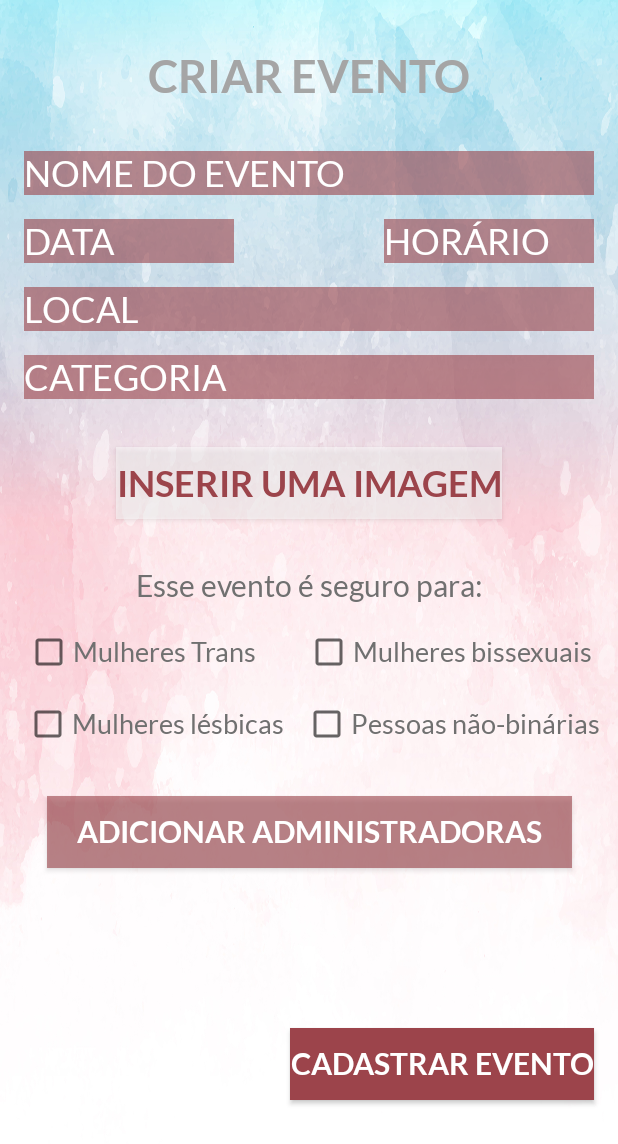
After one commit to AppEsportesDH/ElasNoJogo, an Android app: the layout fragment_criarevento.xml on its own in the app's theme, with its tools: preview values and no code run, on a phone screen of 412 x 824 dp. The commit adds this screen. Shown: the top 1144 px of the screen. Run offline under Robolectric (Android 15) with nearby library versions, the phone set to English and light mode, and no system bars.

Commit message:
Correção do recycler view

```diff
--- /dev/null
+++ b/app/src/main/res/layout/fragment_criarevento.xml
@@ -0,0 +1,254 @@
+<?xml version="1.0" encoding="utf-8"?>
+<androidx.constraintlayout.widget.ConstraintLayout xmlns:android="http://schemas.android.com/apk/res/android"
+    xmlns:app="http://schemas.android.com/apk/res-auto"
+    xmlns:tools="http://schemas.android.com/tools"
+    android:layout_width="match_parent"
+    android:layout_height="match_parent"
+    android:background="@drawable/backgroundwatercolor"
+    tools:context=".HomeActivity">
+
+    <TextView
+        android:id="@+id/criarevento"
+        android:layout_width="wrap_content"
+        android:layout_height="wrap_content"
+        android:layout_marginStart="16dp"
+        android:layout_marginLeft="16dp"
+        android:layout_marginTop="32dp"
+        android:layout_marginEnd="16dp"
+        android:layout_marginRight="16dp"
+        android:layout_marginBottom="32dp"
+        android:fontFamily="@font/lato_bold"
+        android:text="@string/criarevento"
+        android:textColor="@color/colorText"
+        android:textSize="30sp"
+        app:layout_constraintEnd_toEndOf="parent"
+        app:layout_constraintStart_toStartOf="parent"
+        app:layout_constraintTop_toTopOf="parent" />
+
+    <EditText
+        android:id="@+id/edit_text_nomeevento"
+        android:layout_width="380dp"
+        android:layout_height="wrap_content"
+        android:layout_marginStart="16dp"
+        android:layout_marginLeft="16dp"
+        android:layout_marginTop="32dp"
+        android:layout_marginEnd="16dp"
+        android:layout_marginRight="16dp"
+        android:background="@color/container"
+        android:fontFamily="@font/lato"
+        android:text="@string/nome_do_evento"
+        android:textColor="@color/branco"
+        android:textSize="24sp"
+        app:layout_constraintBottom_toTopOf="@+id/editText_data"
+        app:layout_constraintEnd_toEndOf="parent"
+        app:layout_constraintStart_toStartOf="parent"
+        app:layout_constraintTop_toBottomOf="@+id/criarevento" />
+
+    <EditText
+        android:id="@+id/editText_data"
+        android:layout_width="140dp"
+        android:layout_height="wrap_content"
+        android:layout_marginStart="16dp"
+        android:layout_marginLeft="16dp"
+        android:layout_marginTop="16dp"
+        android:layout_marginBottom="16dp"
+        android:background="@color/container"
+        android:fontFamily="@font/lato"
+        android:text="@string/data_evento"
+        android:textColor="@color/branco"
+        android:textSize="24sp"
+        app:layout_constraintBottom_toTopOf="@+id/editText_local"
+        app:layout_constraintStart_toStartOf="parent"
+        app:layout_constraintTop_toBottomOf="@+id/edit_text_nomeevento" />
+
+    <EditText
+        android:id="@+id/editText_horário"
+        android:layout_width="140dp"
+        android:layout_height="wrap_content"
+        android:layout_marginTop="16dp"
+        android:layout_marginEnd="16dp"
+        android:layout_marginRight="16dp"
+        android:layout_marginBottom="16dp"
+        android:background="@color/container"
+        android:fontFamily="@font/lato"
+        android:text="@string/horario_evento"
+        android:textColor="@color/branco"
+        android:textSize="24sp"
+        app:layout_constraintBottom_toTopOf="@+id/editText_local"
+        app:layout_constraintEnd_toEndOf="parent"
+        app:layout_constraintTop_toBottomOf="@+id/edit_text_nomeevento" />
+
+    <EditText
+        android:id="@+id/editText_local"
+        android:layout_width="380dp"
+        android:layout_height="wrap_content"
+        android:layout_marginStart="16dp"
+        android:layout_marginLeft="16dp"
+        android:layout_marginTop="16dp"
+        android:layout_marginEnd="16dp"
+        android:layout_marginRight="16dp"
+        android:background="@color/container"
+        android:fontFamily="@font/lato"
+        android:text="@string/local_evento"
+        android:textColor="@color/branco"
+        android:textSize="24sp"
+        app:layout_constraintEnd_toEndOf="parent"
+        app:layout_constraintStart_toStartOf="parent"
+        app:layout_constraintTop_toBottomOf="@+id/editText_data" />
+
+    <EditText
+        android:id="@+id/editText_categoria"
+        android:layout_width="380dp"
+        android:layout_height="wrap_content"
+        android:layout_marginStart="16dp"
+        android:layout_marginLeft="16dp"
+        android:layout_marginTop="16dp"
+        android:layout_marginEnd="16dp"
+        android:layout_marginRight="16dp"
+        android:background="@color/container"
+        android:fontFamily="@font/lato"
+        android:text="@string/categoria_evento"
+        android:textColor="@color/branco"
+        android:textSize="24sp"
+        app:layout_constraintEnd_toEndOf="parent"
+        app:layout_constraintStart_toStartOf="parent"
+        app:layout_constraintTop_toBottomOf="@+id/editText_local" />
+
+    <Button
+        android:id="@+id/inserir_imagem_btn"
+        android:layout_width="wrap_content"
+        android:layout_height="wrap_content"
+        android:layout_marginStart="16dp"
+        android:layout_marginLeft="16dp"
+        android:layout_marginTop="32dp"
+        android:layout_marginEnd="16dp"
+        android:layout_marginRight="16dp"
+        android:background="@color/brancotransparente"
+
+        android:fontFamily="@font/lato_bold"
+        android:text="@string/inserir_imagem"
+        android:textColor="@color/btn"
+        android:textSize="24sp"
+        app:layout_constraintEnd_toEndOf="parent"
+        app:layout_constraintStart_toStartOf="parent"
+        app:layout_constraintTop_toBottomOf="@+id/editText_categoria" />
+
+    <TextView
+        android:id="@+id/segurança_evento"
+        android:layout_width="wrap_content"
+        android:layout_height="wrap_content"
+        android:layout_marginStart="16dp"
+        android:layout_marginLeft="16dp"
+        android:layout_marginTop="32dp"
+        android:layout_marginEnd="16dp"
+        android:layout_marginRight="16dp"
+        android:fontFamily="@font/lato"
+        android:text="@string/segurança_evento"
+        android:textColor="@color/colorAccent"
+        android:textSize="20sp"
+        app:layout_constraintEnd_toEndOf="parent"
+        app:layout_constraintStart_toStartOf="parent"
+        app:layout_constraintTop_toBottomOf="@+id/inserir_imagem_btn" />
+
+    <CheckBox
+        android:id="@+id/checkBox_trans"
+        android:layout_width="wrap_content"
+        android:layout_height="wrap_content"
+        android:layout_marginStart="16dp"
+        android:layout_marginLeft="16dp"
+        android:layout_marginTop="16dp"
+        android:layout_marginEnd="16dp"
+        android:layout_marginRight="16dp"
+        android:fontFamily="@font/lato"
+        android:text="@string/check_trans"
+        android:textColor="@color/colorAccent"
+        android:textSize="18sp"
+        app:layout_constraintEnd_toStartOf="@+id/checkBox_bi"
+        app:layout_constraintStart_toStartOf="parent"
+        app:layout_constraintTop_toBottomOf="@+id/segurança_evento" />
+
+    <CheckBox
+        android:id="@+id/checkBox_bi"
+        android:layout_width="wrap_content"
+        android:layout_height="wrap_content"
+        android:layout_marginStart="16dp"
+        android:layout_marginLeft="16dp"
+        android:layout_marginTop="16dp"
+        android:layout_marginEnd="16dp"
+        android:layout_marginRight="16dp"
+        android:fontFamily="@font/lato"
+        android:text="@string/check_bi"
+        android:textColor="@color/colorAccent"
+        android:textSize="18sp"
+        app:layout_constraintEnd_toEndOf="parent"
+        app:layout_constraintStart_toEndOf="@+id/checkBox_trans"
+        app:layout_constraintTop_toBottomOf="@+id/segurança_evento" />
+
+    <CheckBox
+        android:id="@+id/checkBox_les"
+        android:layout_width="wrap_content"
+        android:layout_height="wrap_content"
+        android:layout_marginStart="16dp"
+        android:layout_marginLeft="16dp"
+        android:layout_marginTop="16dp"
+        android:fontFamily="@font/lato"
+        android:text="@string/check_les"
+        android:textColor="@color/colorAccent"
+        android:textSize="18sp"
+        app:layout_constraintStart_toStartOf="parent"
+        app:layout_constraintTop_toBottomOf="@+id/checkBox_trans" />
+
+    <CheckBox
+        android:id="@+id/checkBox_naobi"
+        android:layout_width="wrap_content"
+        android:layout_height="32dp"
+        android:layout_marginStart="16dp"
+        android:layout_marginLeft="16dp"
+        android:layout_marginTop="16dp"
+        android:layout_marginEnd="16dp"
+        android:layout_marginRight="16dp"
+        android:fontFamily="@font/lato"
+        android:text="@string/check_naobi"
+        android:textColor="@color/colorAccent"
+        android:textSize="18sp"
+        app:layout_constraintEnd_toEndOf="parent"
+        app:layout_constraintStart_toEndOf="@+id/checkBox_les"
+        app:layout_constraintTop_toBottomOf="@+id/checkBox_bi" />
+
+    <Button
+        android:id="@+id/administradoras_btn"
+        android:layout_width="350dp"
+        android:layout_height="wrap_content"
+        android:layout_marginStart="16dp"
+        android:layout_marginLeft="16dp"
+        android:layout_marginTop="32dp"
+        android:layout_marginEnd="16dp"
+        android:layout_marginRight="16dp"
+        android:background="@color/container"
+        android:fontFamily="@font/lato_bold"
+        android:text="@string/add_adm"
+        android:textColor="@color/branco"
+        android:textSize="20sp"
+        app:layout_constraintEnd_toEndOf="parent"
+        app:layout_constraintStart_toStartOf="parent"
+        app:layout_constraintTop_toBottomOf="@+id/checkBox_les" />
+
+    <Button
+        android:id="@+id/cadastrar_evento_bnt"
+        android:layout_width="wrap_content"
+        android:layout_height="wrap_content"
+        android:layout_marginTop="32dp"
+        android:layout_marginEnd="16dp"
+        android:layout_marginRight="16dp"
+        android:layout_marginBottom="16dp"
+        android:background="@color/btn"
+        android:fontFamily="@font/lato_bold"
+        android:text="@string/cadastrar_evento"
+        android:textColor="@color/branco"
+        android:textSize="20sp"
+        app:layout_constraintBottom_toBottomOf="parent"
+        app:layout_constraintEnd_toEndOf="parent"
+        app:layout_constraintTop_toBottomOf="@+id/administradoras_btn" />
+
+
+</androidx.constraintlayout.widget.ConstraintLayout>
--- a/app/src/main/res/values/strings.xml
+++ b/app/src/main/res/values/strings.xml
@@ -26,4 +26,18 @@
     <string name="hello_blank_fragment">Hello blank fragment</string>
     <string name="favoritos">FAVORITOS</string>
     <string name="meus_eventos">Meus Eventos</string>
+    <string name="criarevento">CRIAR EVENTO</string>
+    <string name="nome_do_evento">NOME DO EVENTO</string>
+    <string name="data_evento">DATA</string>
+    <string name="horario_evento">HORÁRIO</string>
+    <string name="local_evento">LOCAL</string>
+    <string name="categoria_evento">CATEGORIA</string>
+    <string name="inserir_imagem">INSERIR UMA IMAGEM</string>
+    <string name="segurança_evento">Esse evento é seguro para:</string>
+    <string name="check_trans">Mulheres Trans</string>
+    <string name="check_bi">Mulheres bissexuais</string>
+    <string name="check_les">Mulheres lésbicas</string>
+    <string name="check_naobi">Pessoas não-binárias</string>
+    <string name="add_adm">ADICIONAR ADMINISTRADORAS</string>
+    <string name="cadastrar_evento">CADASTRAR EVENTO</string>
 </resources>
```
